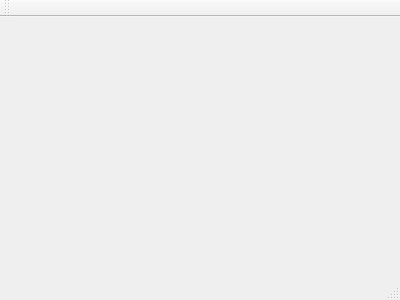
First picture: the form in mainwindow.ui, repository MichaelBerdnikov/simple_calculator, before the edit.
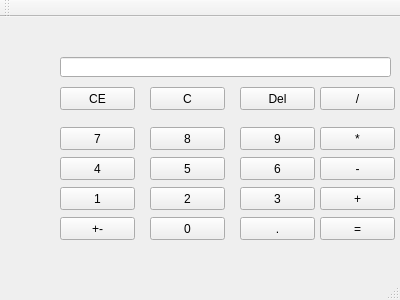
Second picture: the form after the edit.

Diff of the .ui file:
```diff
--- a/mainwindow.ui
+++ b/mainwindow.ui
@@ -12,13 +12,299 @@
   <property name="windowTitle" >
    <string>MainWindow</string>
   </property>
-  <widget class="QMenuBar" name="menuBar" />
-  <widget class="QToolBar" name="mainToolBar" />
-  <widget class="QWidget" name="centralWidget" />
-  <widget class="QStatusBar" name="statusBar" />
+  <widget class="QWidget" name="centralWidget">
+   <widget class="QPushButton" name="pushButton_7">
+    <property name="geometry">
+     <rect>
+      <x>240</x>
+      <y>140</y>
+      <width>75</width>
+      <height>23</height>
+     </rect>
+    </property>
+    <property name="text">
+     <string>6</string>
+    </property>
+   </widget>
+   <widget class="QPushButton" name="pushButton_9">
+    <property name="geometry">
+     <rect>
+      <x>150</x>
+      <y>110</y>
+      <width>75</width>
+      <height>23</height>
+     </rect>
+    </property>
+    <property name="text">
+     <string>8</string>
+    </property>
+   </widget>
+   <widget class="QPushButton" name="pushButton_3">
+    <property name="geometry">
+     <rect>
+      <x>150</x>
+      <y>170</y>
+      <width>75</width>
+      <height>23</height>
+     </rect>
+    </property>
+    <property name="text">
+     <string>2</string>
+    </property>
+   </widget>
+   <widget class="QPushButton" name="pushButton_2">
+    <property name="geometry">
+     <rect>
+      <x>60</x>
+      <y>170</y>
+      <width>75</width>
+      <height>23</height>
+     </rect>
+    </property>
+    <property name="text">
+     <string>1</string>
+    </property>
+   </widget>
+   <widget class="QPushButton" name="pushButton_8">
+    <property name="geometry">
+     <rect>
+      <x>60</x>
+      <y>110</y>
+      <width>75</width>
+      <height>23</height>
+     </rect>
+    </property>
+    <property name="text">
+     <string>7</string>
+    </property>
+   </widget>
+   <widget class="QPushButton" name="pushButton_12">
+    <property name="geometry">
+     <rect>
+      <x>240</x>
+      <y>200</y>
+      <width>75</width>
+      <height>23</height>
+     </rect>
+    </property>
+    <property name="text">
+     <string>.</string>
+    </property>
+   </widget>
+   <widget class="QPushButton" name="pushButton_4">
+    <property name="geometry">
+     <rect>
+      <x>240</x>
+      <y>170</y>
+      <width>75</width>
+      <height>23</height>
+     </rect>
+    </property>
+    <property name="text">
+     <string>3</string>
+    </property>
+   </widget>
+   <widget class="QPushButton" name="pushButton_10">
+    <property name="geometry">
+     <rect>
+      <x>240</x>
+      <y>110</y>
+      <width>75</width>
+      <height>23</height>
+     </rect>
+    </property>
+    <property name="text">
+     <string>9</string>
+    </property>
+   </widget>
+   <widget class="QPushButton" name="pushButton_11">
+    <property name="geometry">
+     <rect>
+      <x>150</x>
+      <y>200</y>
+      <width>75</width>
+      <height>23</height>
+     </rect>
+    </property>
+    <property name="text">
+     <string>0</string>
+    </property>
+   </widget>
+   <widget class="QPushButton" name="pushButton_6">
+    <property name="geometry">
+     <rect>
+      <x>150</x>
+      <y>140</y>
+      <width>75</width>
+      <height>23</height>
+     </rect>
+    </property>
+    <property name="text">
+     <string>5</string>
+    </property>
+   </widget>
+   <widget class="QPushButton" name="pushButton_5">
+    <property name="geometry">
+     <rect>
+      <x>60</x>
+      <y>140</y>
+      <width>75</width>
+      <height>23</height>
+     </rect>
+    </property>
+    <property name="text">
+     <string>4</string>
+    </property>
+   </widget>
+   <widget class="QLineEdit" name="lineEdit">
+    <property name="geometry">
+     <rect>
+      <x>60</x>
+      <y>40</y>
+      <width>331</width>
+      <height>20</height>
+     </rect>
+    </property>
+   </widget>
+   <widget class="QPushButton" name="pushButtonResult">
+    <property name="geometry">
+     <rect>
+      <x>320</x>
+      <y>200</y>
+      <width>75</width>
+      <height>23</height>
+     </rect>
+    </property>
+    <property name="text">
+     <string>=</string>
+    </property>
+   </widget>
+   <widget class="QPushButton" name="pushButtonCE">
+    <property name="geometry">
+     <rect>
+      <x>60</x>
+      <y>70</y>
+      <width>75</width>
+      <height>23</height>
+     </rect>
+    </property>
+    <property name="text">
+     <string>CE</string>
+    </property>
+   </widget>
+   <widget class="QPushButton" name="pushButtonC">
+    <property name="geometry">
+     <rect>
+      <x>150</x>
+      <y>70</y>
+      <width>75</width>
+      <height>23</height>
+     </rect>
+    </property>
+    <property name="text">
+     <string>C</string>
+    </property>
+   </widget>
+   <widget class="QPushButton" name="pushButtonDel">
+    <property name="geometry">
+     <rect>
+      <x>240</x>
+      <y>70</y>
+      <width>75</width>
+      <height>23</height>
+     </rect>
+    </property>
+    <property name="text">
+     <string>Del</string>
+    </property>
+   </widget>
+   <widget class="QPushButton" name="pushButtonDevide">
+    <property name="geometry">
+     <rect>
+      <x>320</x>
+      <y>70</y>
+      <width>75</width>
+      <height>23</height>
+     </rect>
+    </property>
+    <property name="text">
+     <string>/</string>
+    </property>
+   </widget>
+   <widget class="QPushButton" name="pushButtonMultiply">
+    <property name="geometry">
+     <rect>
+      <x>320</x>
+      <y>110</y>
+      <width>75</width>
+      <height>23</height>
+     </rect>
+    </property>
+    <property name="text">
+     <string>*</string>
+    </property>
+   </widget>
+   <widget class="QPushButton" name="pushButtonMinus">
+    <property name="geometry">
+     <rect>
+      <x>320</x>
+      <y>140</y>
+      <width>75</width>
+      <height>23</height>
+     </rect>
+    </property>
+    <property name="text">
+     <string>-</string>
+    </property>
+   </widget>
+   <widget class="QPushButton" name="pushButtonPlus">
+    <property name="geometry">
+     <rect>
+      <x>320</x>
+      <y>170</y>
+      <width>75</width>
+      <height>23</height>
+     </rect>
+    </property>
+    <property name="text">
+     <string>+</string>
+    </property>
+   </widget>
+   <widget class="QPushButton" name="pushButtonPlusMinus">
+    <property name="geometry">
+     <rect>
+      <x>60</x>
+      <y>200</y>
+      <width>75</width>
+      <height>23</height>
+     </rect>
+    </property>
+    <property name="text">
+     <string>+-</string>
+    </property>
+   </widget>
+  </widget>
+  <widget class="QMenuBar" name="menuBar">
+   <property name="geometry">
+    <rect>
+     <x>0</x>
+     <y>0</y>
+     <width>400</width>
+     <height>21</height>
+    </rect>
+   </property>
+  </widget>
+  <widget class="QToolBar" name="mainToolBar">
+   <attribute name="toolBarArea">
+    <enum>TopToolBarArea</enum>
+   </attribute>
+   <attribute name="toolBarBreak">
+    <bool>false</bool>
+   </attribute>
+  </widget>
+  <widget class="QStatusBar" name="statusBar"/>
  </widget>
- <layoutDefault spacing="6" margin="11" />
- <pixmapfunction></pixmapfunction>
+ <layoutdefault spacing="6" margin="11"/>
  <resources/>
  <connections/>
 </ui>
```
Left out of the diff: 7 changed lines with no effect on the pictures.
